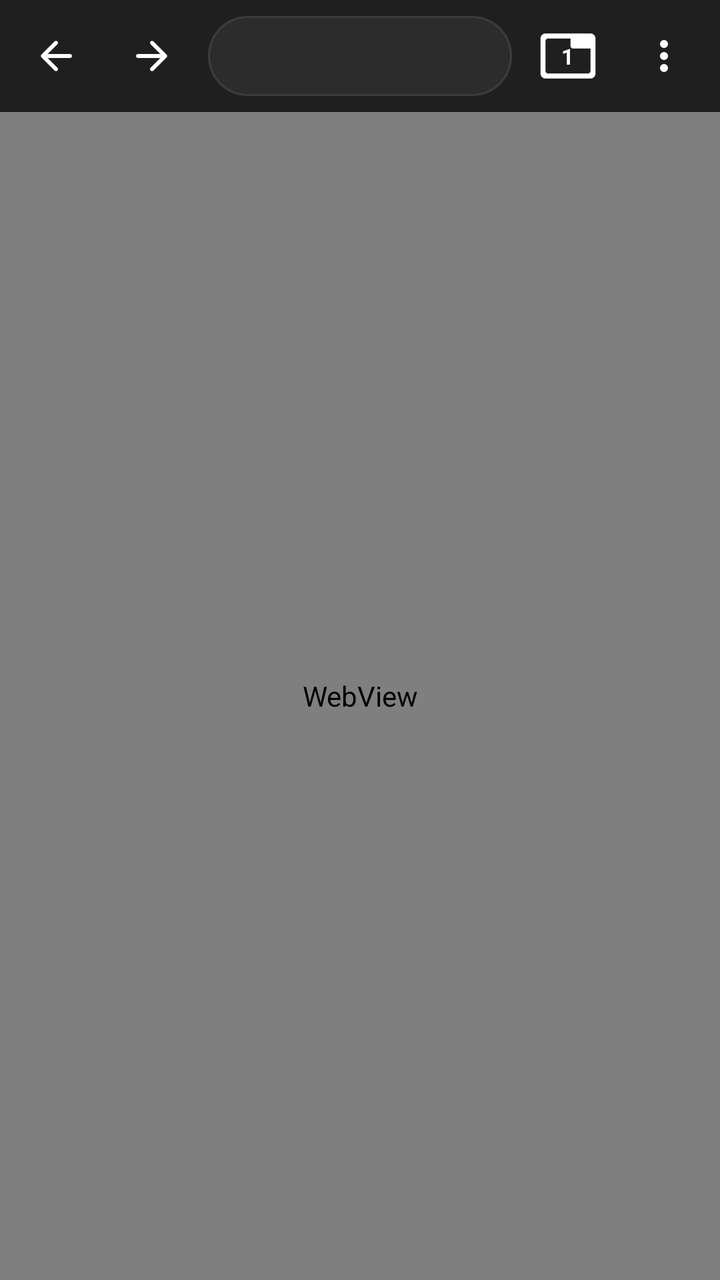
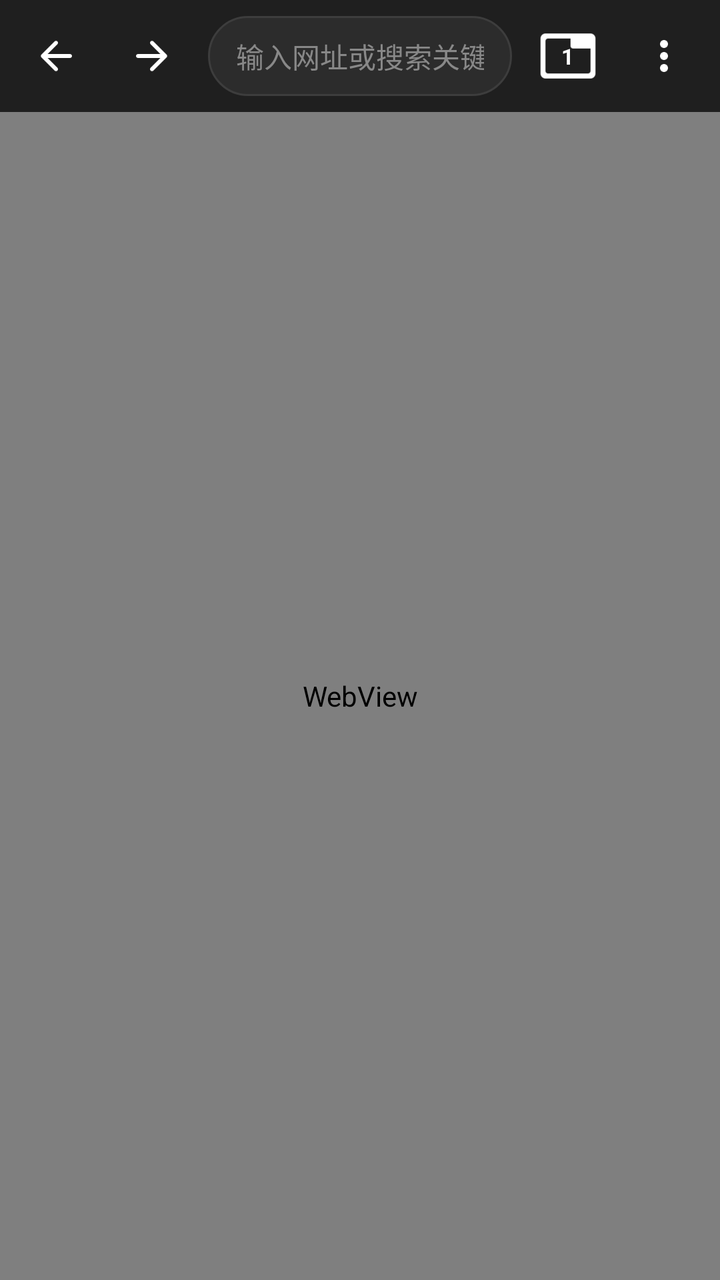

The first picture is an Android layout as it rendered before a commit; the second is the same layout after the commit. The layout source and the unified diff follow.
<!-- AndroidManifest.xml: application theme android:Theme.Material.NoActionBar -->
<!-- res/layout/activity_main.xml -->
<?xml version="1.0" encoding="utf-8"?>
<LinearLayout xmlns:android="http://schemas.android.com/apk/res/android"
    android:id="@+id/root_container"
    android:layout_width="match_parent"
    android:layout_height="match_parent"
    android:background="#121212"
    android:orientation="vertical">

    
    <LinearLayout
        android:id="@+id/toolbar_container"
        android:layout_width="match_parent"
        android:layout_height="56dp"
        android:background="#1F1F1F"
        android:gravity="center_vertical"
        android:orientation="horizontal"
        android:paddingStart="4dp"
        android:paddingEnd="4dp">

        <ImageView
            android:id="@+id/back_button"
            android:layout_width="48dp"
            android:layout_height="48dp"
            android:background="?android:attr/selectableItemBackgroundBorderless"
            android:clickable="true"
            android:contentDescription="后退"
            android:focusable="true"
            android:padding="12dp"
            android:src="@drawable/ic_arrow_back" />

        <ImageView
            android:id="@+id/forward_button"
            android:layout_width="48dp"
            android:layout_height="48dp"
            android:background="?android:attr/selectableItemBackgroundBorderless"
            android:clickable="true"
            android:contentDescription="前进"
            android:focusable="true"
            android:padding="12dp"
            android:src="@drawable/ic_arrow_forward" />

        <TextView
            android:id="@+id/address_pill"
            android:layout_width="0dp"
            android:layout_height="40dp"
            android:layout_weight="1"
            android:layout_marginStart="4dp"
            android:layout_marginEnd="4dp"
            android:background="@drawable/pill_bg"
            android:clickable="true"
            android:ellipsize="end"
            android:focusable="true"
            android:gravity="center_vertical"
            android:paddingStart="14dp"
            android:paddingEnd="14dp"
            android:singleLine="true"
            android:textColor="#E0E0E0"
            android:textSize="14sp" />

        <FrameLayout
            android:id="@+id/tabs_container"
            android:layout_width="48dp"
            android:layout_height="48dp"
            android:background="?android:attr/selectableItemBackgroundBorderless"
            android:clickable="true"
            android:focusable="true">

            <ImageView
                android:layout_width="30dp"
                android:layout_height="30dp"
                android:layout_gravity="center"
                android:contentDescription="标签页"
                android:src="@drawable/ic_tab" />

            <TextView
                android:id="@+id/tabs_count"
                android:layout_width="wrap_content"
                android:layout_height="wrap_content"
                android:layout_gravity="center"
                android:text="1"
                android:textColor="#FFFFFF"
                android:textSize="11sp"
                android:textStyle="bold" />

        </FrameLayout>

        <ImageView
            android:id="@+id/menu_button"
            android:layout_width="48dp"
            android:layout_height="48dp"
            android:background="?android:attr/selectableItemBackgroundBorderless"
            android:clickable="true"
            android:contentDescription="菜单"
            android:focusable="true"
            android:padding="12dp"
            android:src="@drawable/ic_more_vert" />

    </LinearLayout>

    
    <FrameLayout
        android:layout_width="match_parent"
        android:layout_height="0dp"
        android:layout_weight="1">

        <WebView
            android:id="@+id/webview"
            android:layout_width="match_parent"
            android:layout_height="match_parent" />

        <ProgressBar
            android:id="@+id/progress_bar"
            style="?android:attr/progressBarStyleHorizontal"
            android:layout_width="match_parent"
            android:layout_height="4dp"
            android:layout_gravity="top"
            android:max="100"
            android:visibility="gone" />

        <TextView
            android:id="@+id/status_view"
            android:layout_width="wrap_content"
            android:layout_height="wrap_content"
            android:layout_gravity="top|center_horizontal"
            android:layout_marginTop="10dp"
            android:background="#CC1F1F1F"
            android:paddingStart="14dp"
            android:paddingEnd="14dp"
            android:paddingTop="8dp"
            android:paddingBottom="8dp"
            android:textColor="#FFFFFF"
            android:textSize="13sp"
            android:visibility="gone" />

    </FrameLayout>

    
    <LinearLayout
        android:id="@+id/find_bar"
        android:layout_width="match_parent"
        android:layout_height="wrap_content"
        android:background="#1F1F1F"
        android:gravity="center_vertical"
        android:orientation="horizontal"
        android:padding="6dp"
        android:visibility="gone">

        <EditText
            android:id="@+id/find_input"
            android:layout_width="0dp"
            android:layout_height="wrap_content"
            android:layout_weight="1"
            android:hint="在页面上查找"
            android:imeOptions="actionSearch"
            android:inputType="text"
            android:singleLine="true"
            android:textColor="#FFFFFF"
            android:textColorHint="#888888"
            android:textSize="14sp" />

        <ImageView
            android:id="@+id/find_prev"
            android:layout_width="44dp"
            android:layout_height="44dp"
            android:background="?android:attr/selectableItemBackgroundBorderless"
            android:clickable="true"
            android:contentDescription="上一个"
            android:focusable="true"
            android:padding="10dp"
            android:src="@drawable/ic_arrow_up" />

        <ImageView
            android:id="@+id/find_next"
            android:layout_width="44dp"
            android:layout_height="44dp"
            android:background="?android:attr/selectableItemBackgroundBorderless"
            android:clickable="true"
            android:contentDescription="下一个"
            android:focusable="true"
            android:padding="10dp"
            android:src="@drawable/ic_arrow_down" />

        <ImageView
            android:id="@+id/find_close"
            android:layout_width="44dp"
            android:layout_height="44dp"
            android:background="?android:attr/selectableItemBackgroundBorderless"
            android:clickable="true"
            android:contentDescription="关闭查找"
            android:focusable="true"
            android:padding="10dp"
            android:src="@drawable/ic_close" />

    </LinearLayout>

</LinearLayout>
<!-- resources referenced by this layout -->
<resources>
  <!-- drawable ic_arrow_back: png bitmap (drawable-xxxhdpi, 789 bytes) -->
  <!-- drawable ic_arrow_down: png bitmap (drawable-xxxhdpi, 819 bytes) -->
  <!-- drawable ic_arrow_forward: png bitmap (drawable-xxxhdpi, 963 bytes) -->
  <!-- drawable ic_arrow_up: png bitmap (drawable-xxxhdpi, 947 bytes) -->
  <!-- drawable ic_close: png bitmap (drawable-xxxhdpi, 947 bytes) -->
  <!-- drawable ic_more_vert: png bitmap (drawable-xxxhdpi, 560 bytes) -->
  <!-- drawable ic_tab: png bitmap (drawable-xxxhdpi, 697 bytes) -->
  <!-- drawable pill_bg (drawable) -->
  <?xml version="1.0" encoding="utf-8"?>
  <shape xmlns:android="http://schemas.android.com/apk/res/android"
      android:shape="rectangle">
      <corners android:radius="20dp" />
      <solid android:color="#2C2C2C" />
      <stroke
          android:width="1dp"
          android:color="#3D3D3D" />
  </shape>
</resources>

<!-- the commit's change to res/layout/activity_main.xml (unified diff, before → after) -->
@@ -12,6 +12,8 @@
         android:layout_width="match_parent"
         android:layout_height="56dp"
         android:background="#1F1F1F"
+        android:focusable="true"
+        android:focusableInTouchMode="true"
         android:gravity="center_vertical"
         android:orientation="horizontal"
         android:paddingStart="4dp"
@@ -39,7 +41,8 @@
             android:padding="12dp"
             android:src="@drawable/ic_arrow_forward" />
 
-        <TextView
+        
+        <EditText
             android:id="@+id/address_pill"
             android:layout_width="0dp"
             android:layout_height="40dp"
@@ -47,14 +50,16 @@
             android:layout_marginStart="4dp"
             android:layout_marginEnd="4dp"
             android:background="@drawable/pill_bg"
-            android:clickable="true"
-            android:ellipsize="end"
-            android:focusable="true"
             android:gravity="center_vertical"
+            android:hint="输入网址或搜索关键词"
+            android:imeOptions="actionGo"
+            android:inputType="textUri"
             android:paddingStart="14dp"
             android:paddingEnd="14dp"
             android:singleLine="true"
-            android:textColor="#E0E0E0"
+            android:textColor="#FFFFFF"
+            android:textColorHint="#888888"
+            android:textCursorDrawable="@null"
             android:textSize="14sp" />
 
         <FrameLayout
